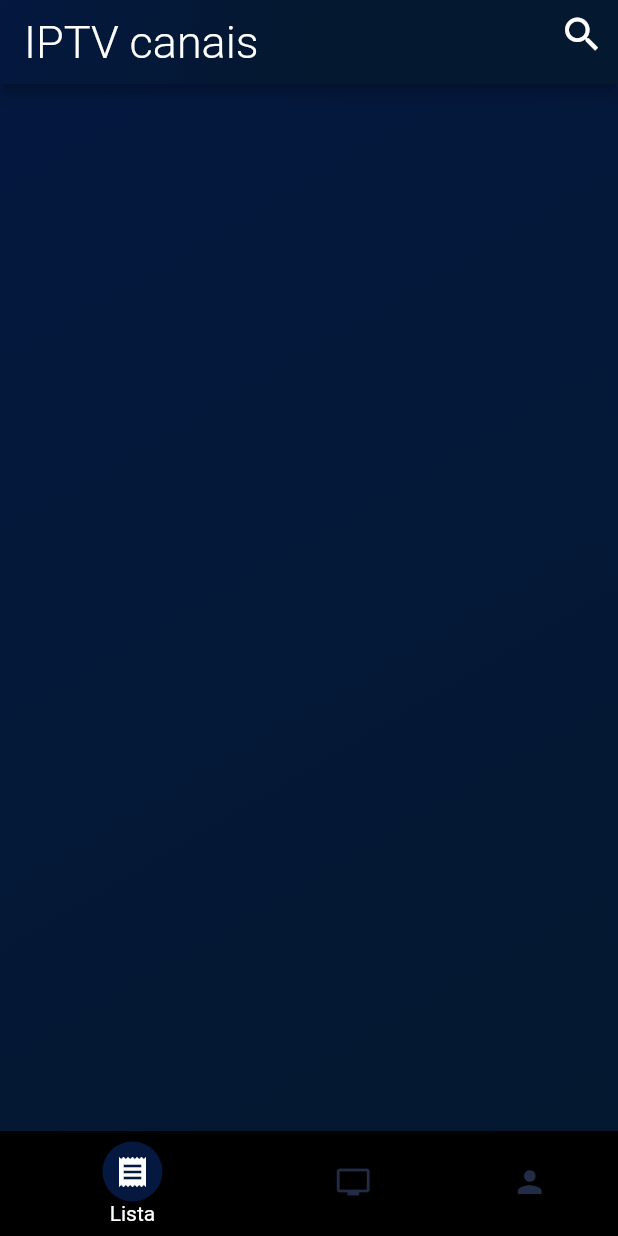
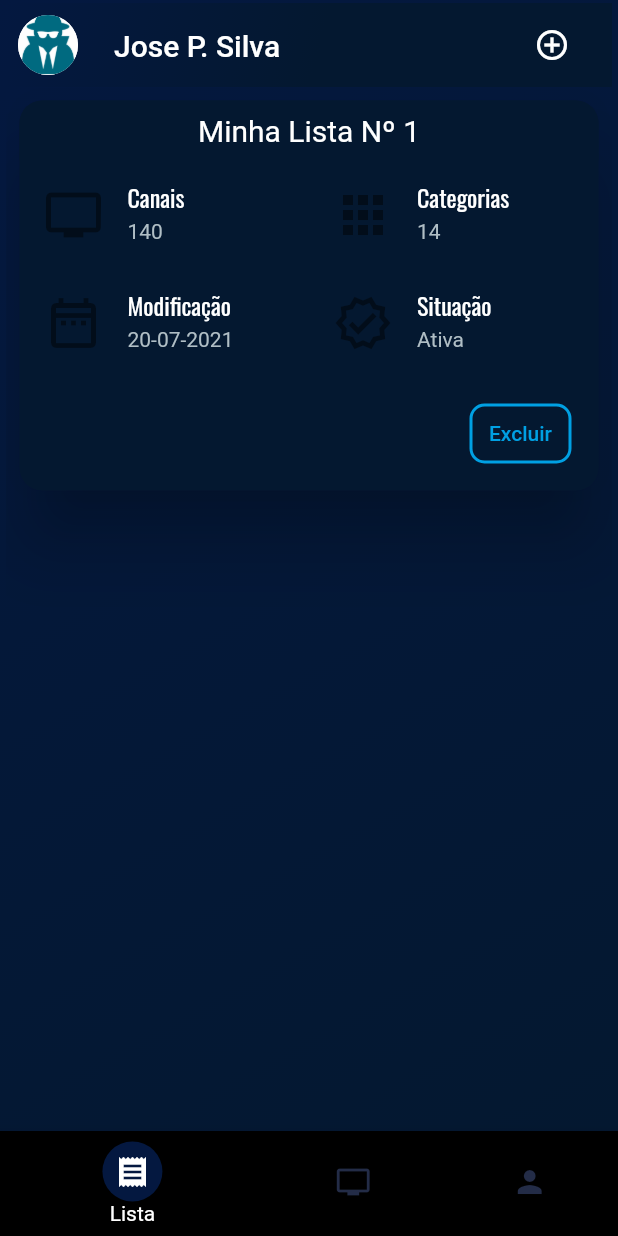
Before and after one commit to pauloAlves98/br.com.reprodutoriptv, a Flutter app: the screen it shows after launch, on a phone screen of 412 x 824 dp. Run offline on Flutter 3.47's test engine with Material 2 defaults, Android fonts, the phone set to English and light mode, and no system bars; our stand-ins replace file_picker, google_fonts, sqflite; missing offline and left inert: flutter_sqflite_manager, yoyo_player; accounts and stored records are empty.

Commit message:
UI Lista

```diff
--- a/Modelagem.txt
+++ b/Modelagem.txt
@@ -37,3 +37,15 @@ CATEGORIA_CANAIS - CANAIS PERTENCEM A MAIS DE UMA CATEGORIA E VICE-VERSA.
 	- ID_CATEGORIA
 	- ID_CANAIS
 	- STATUS - STRING
+
+
+ABA LISTA
+	- CONTEM INFO LISTA
+	- QNT CANAIS DADO.
+
+
+ABA CANAIS
+	- ESTILO AMAZOM
+
+ABA CONTA
+	- DADOS DO CLIENTE. - Sliding Card
--- a/lib/model/sqlite/utils/TabelaCategoria.dart
+++ b/lib/model/sqlite/utils/TabelaCategoria.dart
@@ -6,7 +6,7 @@ class TabelaCategoria{
 
   static const createTable = "CREATE TABLE $NOME_TABELA ( "+
    "$COL_ID INTEGER PRIMARY KEY, "+
-   "$COL_NOME TEXT UNIQUE, "+
+   "$COL_NOME TEXT, "+
    "$COL_STATUS TEXT);";
 
 
--- /dev/null
+++ b/lib/model/utils/Cores.dart
@@ -0,0 +1,17 @@
+
+import 'package:flutter/material.dart';
+
+const Color AZUL_LEVE = Color(0xFF041840);
+const Color AZUL_ESCURO = Color(0xFF041830);
+const Color AZUL_ALTERNATIVO =  Color.fromRGBO(0, 160, 227, 1);
+const  LinearGradient GRADIENTE_CABECARIO = LinearGradient(
+              begin: Alignment.topLeft,
+              end: Alignment.bottomCenter,
+              colors: [ AZUL_LEVE, AZUL_ESCURO],
+);
+
+const LinearGradient GRADIENTE_BODY = LinearGradient(
+              begin: Alignment.topLeft,
+              end: Alignment.bottomRight,
+              colors:[AZUL_LEVE, AZUL_ESCURO],
+);
--- /dev/null
+++ b/lib/view/CardLista.dart
@@ -0,0 +1,132 @@
+import 'package:flutter/cupertino.dart';
+import 'package:flutter/material.dart';
+import 'package:google_fonts/google_fonts.dart';
+import 'package:iptv/model/utils/Cores.dart';
+
+Widget builderCardLista(int index, BuildContext context,
+    {List? fichasW, List? fichas}) {
+  return Padding(
+    padding: const EdgeInsets.all(5.0),
+    child: Container(
+      child: Card(
+        shape: RoundedRectangleBorder(
+          borderRadius: BorderRadius.circular(15.0),
+        ),
+        color: AZUL_ESCURO,
+        elevation: 20,
+        child: Column(
+          mainAxisSize: MainAxisSize.min,
+          children: <Widget>[
+            Container(
+              //Borda para o noome ficha.
+              decoration: BoxDecoration(
+                borderRadius: BorderRadius.only(
+                    topRight: Radius.circular(15),
+                    topLeft: Radius.circular(15)),
+                color: AZUL_ESCURO,
+              ),
+              height: 40,
+              child: Row(
+                children: <Widget>[
+                  Expanded(
+                      flex: 2,
+                      child: Text(
+                        "Minha Lista Nº 1",
+                        style: GoogleFonts.encodeSans(
+                            color: Colors.white, fontSize: 20),
+                        textAlign: TextAlign.center,
+                      )),
+                ],
+              ),
+            ),
+
+            // linha lado a lado
+            Row(
+              children: [
+                Expanded(
+                  child: ListTile(
+                    leading: Icon(Icons.tv, size: 40),
+                    title: Text(
+                      'Canais',
+                      style: GoogleFonts.oswald(color: Colors.white),
+                    ),
+                    subtitle: Text('140',
+                        style: GoogleFonts.roboto(color: Colors.blueGrey[200])),
+                  ),
+                ),
+                Expanded(
+                  child: ListTile(
+                    leading: Icon(Icons.apps, size: 40),
+                    title: Text('Categorias',
+                        style: GoogleFonts.oswald(color: Colors.white)),
+                    subtitle: Text('14',
+                        style: GoogleFonts.roboto(color: Colors.blueGrey[200])),
+                  ),
+                ),
+              ],
+            ),
+
+            Row(
+              children: [
+                Expanded(
+                  child: ListTile(
+                    leading: Icon(Icons.date_range_outlined, size: 40),
+                    title: Text(
+                      'Modificação',
+                      style: GoogleFonts.oswald(color: Colors.white),
+                    ),
+                    subtitle: Text('20-07-2021',
+                        style: GoogleFonts.roboto(color: Colors.blueGrey[200])),
+                  ),
+                ),
+                Expanded(
+                  child: ListTile(
+                    leading: Icon(Icons.verified_outlined, size: 40),
+                    title: Text('Situação',
+                        style: GoogleFonts.oswald(color: Colors.white)),
+                    subtitle: Text('Ativa',
+                        style: GoogleFonts.roboto(color: Colors.blueGrey[200])),
+                  ),
+                ),
+              ],
+            ),
+
+            //Parte de baixo
+            ButtonTheme(
+              focusColor: Colors.black,
+              child: ButtonBar(
+                children: <Widget>[
+                  Container(
+                    //botao
+                    margin: EdgeInsets.all(10),
+                    height: 40.0,
+                    decoration: BoxDecoration(
+                      border: Border.all(
+                        width: 2,
+                        color: Color.fromRGBO(0, 160, 227, 1),
+                      ),
+                      borderRadius: BorderRadius.all(Radius.circular(10)),
+                    ),
+                    child: TextButton(
+                      style: ButtonStyle(
+                        shape:
+                            MaterialStateProperty.all<RoundedRectangleBorder>(
+                          RoundedRectangleBorder(
+                            borderRadius: BorderRadius.circular(18.0),
+                          ),
+                        ),
+                      ),
+                      child: Text('Excluir',
+                          style: TextStyle(color: AZUL_ALTERNATIVO)),
+                      onPressed: () {},
+                    ),
+                  ),
+                ],
+              ),
+            ),
+          ],
+        ),
+      ),
+    ),
+  );
+}
--- a/lib/view/HomePage.dart
+++ b/lib/view/HomePage.dart
@@ -1,6 +1,8 @@
 //@dart=2.9
 import 'package:flutter/material.dart';
 import 'package:google_fonts/google_fonts.dart';
+import 'package:iptv/model/utils/Cores.dart';
+import 'package:iptv/view/ListaPage.dart';
 
 class HomePage extends StatefulWidget {
   static HomePage _instance; //Singleton
@@ -26,14 +28,10 @@ class _HomePageState extends State<HomePage> {
   Widget build(BuildContext context) {
     return Scaffold(
 
-      appBar: AppBar(
+      appBar: HomePage.cIndex!=0?AppBar(
         flexibleSpace: Container(
           decoration: BoxDecoration(
-            gradient: LinearGradient(
-              begin: Alignment.topLeft,
-              end: Alignment.bottomCenter,
-              colors: [Color(0xFF041840), Color(0xFF041830)],
-            ),
+            gradient: GRADIENTE_CABECARIO,
           ),
         ),
         title: Padding(
@@ -63,7 +61,7 @@ class _HomePageState extends State<HomePage> {
             }
         ),
         ],
-      ),
+      ):null,
 
 
       bottomNavigationBar: BottomNavigationBar(//mecher aqui e dpois fazer as paginas, começar por cadastro de conta.
@@ -109,6 +107,7 @@ class _HomePageState extends State<HomePage> {
             ),
 
           ),
+          child: retornoPagina(HomePage.cIndex),
         ),
     );
   }
@@ -120,4 +119,11 @@ class _HomePageState extends State<HomePage> {
       print("Atual " + "$indice");
     });
   }
+    Widget retornoPagina(index){
+      if(index==0){
+        return ListaPage.getInstance();
+      }
+
+
+  }
 }
--- /dev/null
+++ b/lib/view/ListaPage.dart
@@ -0,0 +1,80 @@
+import 'package:flutter/material.dart';
+import 'package:google_fonts/google_fonts.dart';
+import 'package:iptv/model/utils/Cores.dart';
+
+import 'CardLista.dart';
+
+class ListaPage extends StatefulWidget {
+  static ListaPage? _instance; //Singleton
+
+  ListaPage._internal();
+  static ListaPage? getInstance() {
+    if (_instance == null) _instance = ListaPage._internal();
+    return _instance;
+  }
+
+  @override
+  _ListaPageState createState() => _ListaPageState();
+}
+
+class _ListaPageState extends State<ListaPage> {
+  @override
+  Widget build(BuildContext context) {
+    return Scaffold(
+      body: Container(
+        decoration: BoxDecoration(
+            gradient: GRADIENTE_BODY,
+          ),
+        child: Padding(
+          padding:EdgeInsets.only(top: 2, left: 4,right: 4,bottom: 2),
+          child: CustomScrollView(
+            slivers: [
+              SliverAppBar(
+                floating: true,
+                pinned: true,
+                flexibleSpace: Container(
+                  decoration: BoxDecoration(
+                    gradient: GRADIENTE_CABECARIO,
+                  ),
+                  child: FlexibleSpaceBar(
+                    title: Text("Jose P. Silva", style: GoogleFonts.encodeSans(),),//dropdownbuttom e mostras as infon ao expandir
+                    ),
+                ),
+                //bottom: Text("Teste"),
+                backgroundColor: Colors.transparent,
+                // expandedHeight: MediaQuery.of(context).size.height <= 400 ||
+                //          MediaQuery.of(context).orientation == Orientation.landscape
+                //      ? 80
+                //      : 100,
+                leading: Center(
+                  child: CircleAvatar(
+                    backgroundColor: Colors.white,
+                    radius: 20,
+                    backgroundImage: AssetImage(
+                      'assets/user.png',
+                    ),
+                  ),
+                ),
+                actions: [Padding(
+                   padding: const EdgeInsets.only(right: 16),
+                   child: Tooltip(
+                     message: "Nova Lista",
+                     child: IconButton(
+
+                       icon: Icon(Icons.add_circle_outline_outlined),
+                       onPressed: () {  },
+                     ),
+                   ),
+                )],
+              ),
+              SliverToBoxAdapter(
+                child: builderCardLista(1, context), //FAZER ESTE CARD AADAPTADO A LISTA.
+              ),
+
+            ],
+          ),
+        ),
+      ),
+    );
+  }
+}
--- a/pubspec.yaml
+++ b/pubspec.yaml
@@ -51,7 +51,8 @@ flutter:
 
   # To add assets to your application, add an assets section, like this:
   assets:
-    - canais.txt
+    - assets/canais.txt
+    - assets/user.png
   #   - images/a_dot_ham.jpeg
 
   # An image asset can refer to one or more resolution-specific "variants", see
```
Also changed, not shown: assets/user.png (added).
